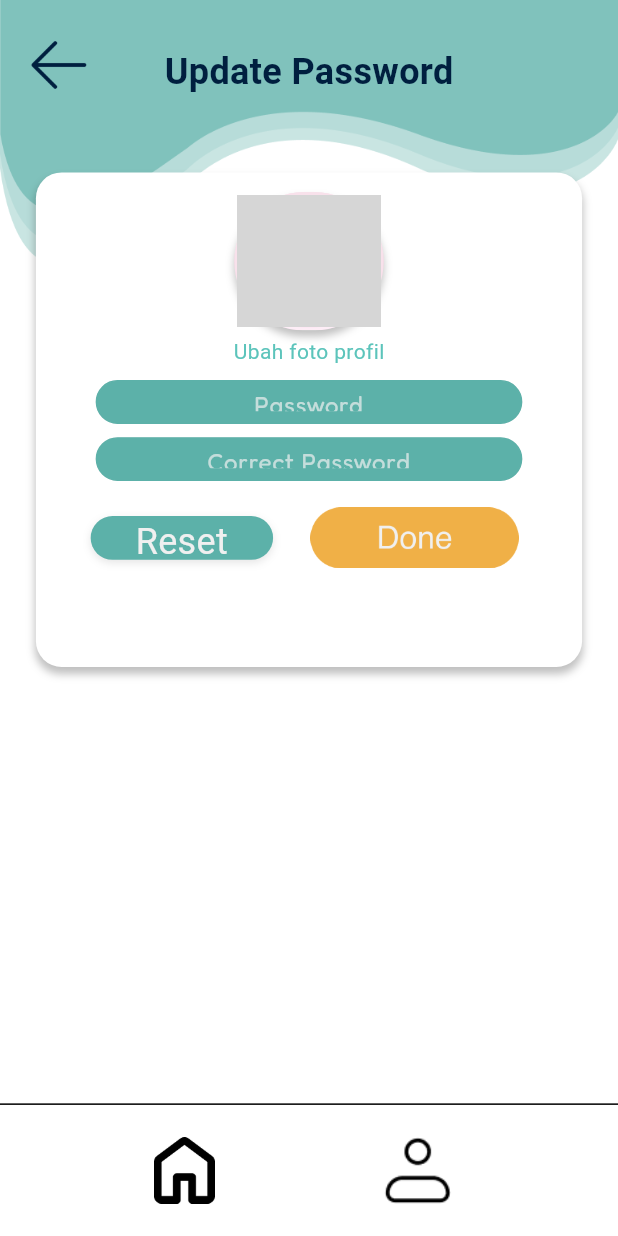
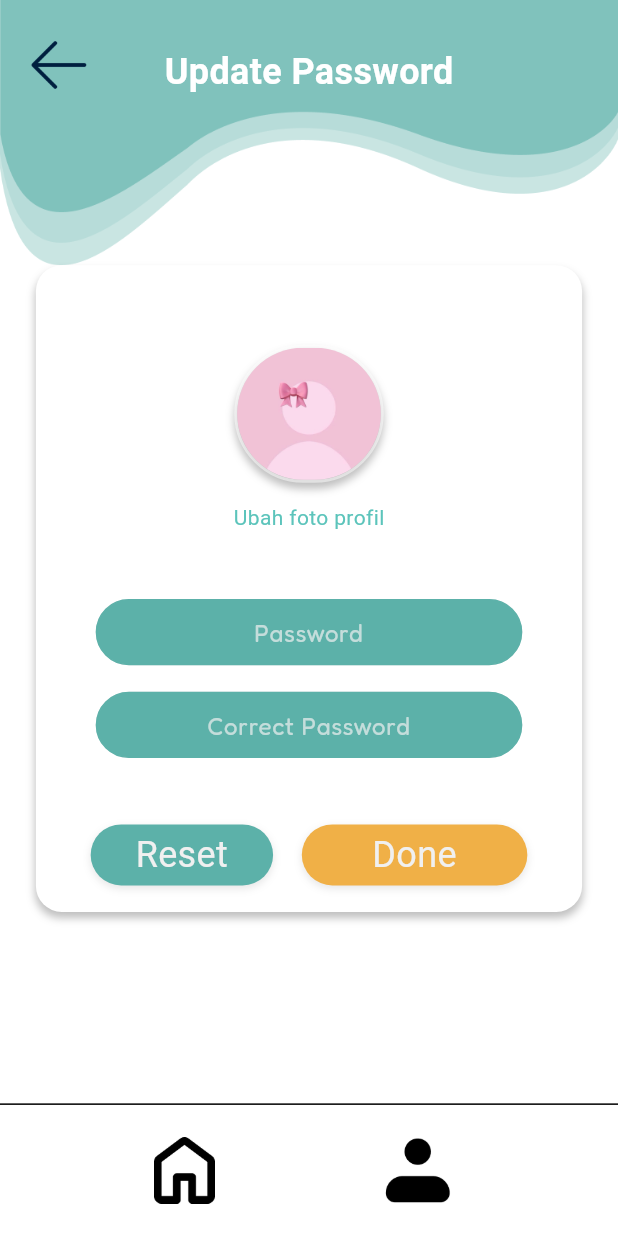
Before and after one commit to Wibson27/OtakAtik, a Flutter app: the ProfileUpdatePasswordScreen screen opened directly, on a phone screen of 412 x 824 dp. Run offline on Flutter 3.47's test engine with Material 3 defaults, Android fonts, the light colour scheme and no system bars; our stand-ins replace bloc, file_picker, flutter_bloc, google_fonts, image_picker, permission_handler; missing offline and left inert: record; statements that could not run were skipped; grey boxes are pictures that could not be loaded.

Commit message:
Refine profile_update_password_screen.dart

```diff
--- a/frontend/lib/screens/profile_screen.dart
+++ b/frontend/lib/screens/profile_screen.dart
@@ -119,7 +119,7 @@ class ProfileScreen extends StatelessWidget {
                           child: ClipRRect(
                             borderRadius: BorderRadius.circular(context.scaleWidth(52)),
                             child: Image.asset(
-                              'assets/images/profile_photo_pink.jpg',
+                              'assets/images/profile_photo_pink.png',
                               fit: BoxFit.cover,
                             ),
                           ),
--- a/frontend/lib/screens/profile_update_password_screen.dart
+++ b/frontend/lib/screens/profile_update_password_screen.dart
@@ -1,11 +1,8 @@
-// lib/screens/profile_update_password_screen.dart
 import 'package:flutter/material.dart';
 import 'package:google_fonts/google_fonts.dart';
 import 'package:frontend/common/app_color.dart';
 import 'package:frontend/common/app_route.dart';
 import 'package:frontend/common/screen_utils.dart';
-// Import model User jika nanti akan menampilkan data user dari model
-// import 'package:frontend/data/models/user.dart';
 
 class ProfileUpdatePasswordScreen extends StatefulWidget {
   const ProfileUpdatePasswordScreen({super.key});
@@ -19,14 +16,14 @@ class _ProfileUpdatePasswordScreenState extends State<ProfileUpdatePasswordScree
   final TextEditingController _passwordController = TextEditingController();
   final TextEditingController _confirmPasswordController = TextEditingController();
 
-  // FocusNodes
+
   final FocusNode _passwordFocusNode = FocusNode();
   final FocusNode _confirmPasswordFocusNode = FocusNode();
+  final _formKey = GlobalKey<FormState>();
+  String? _passwordErrorText;
+  String? _confirmPasswordErrorText;
 
-  // GlobalKey for Form
-  final _formKey = GlobalKey<FormState>();
-
-  // untuk efek animasi di button
+  // efek animation button reset and done
   bool _isResetButtonActive = false;
   bool _isDoneButtonActive = false;
 
@@ -35,14 +32,34 @@ class _ProfileUpdatePasswordScreenState extends State<ProfileUpdatePasswordScree
     super.initState();
     _passwordFocusNode.addListener(_onFocusChange);
     _confirmPasswordFocusNode.addListener(_onFocusChange);
+    _passwordController.addListener(_clearPasswordError);
+    _confirmPasswordController.addListener(_clearConfirmPasswordError);
   }
 
   void _onFocusChange() {
-    setState(() {}); // Untuk me-rebuild UI saat fokus berubah
+    setState(() {});
+  }
+
+  void _clearPasswordError() {
+    if (_passwordErrorText != null && _passwordController.text.isNotEmpty) {
+      setState(() {
+        _passwordErrorText = null;
+      });
+    }
+  }
+
+  void _clearConfirmPasswordError() {
+    if (_confirmPasswordErrorText != null && _confirmPasswordController.text.isNotEmpty) {
+      setState(() {
+        _confirmPasswordErrorText = null;
+      });
+    }
   }
 
   @override
   void dispose() {
+    _passwordController.removeListener(_clearPasswordError);
+    _confirmPasswordController.removeListener(_clearConfirmPasswordError);
     _passwordController.dispose();
     _confirmPasswordController.dispose();
     _passwordFocusNode.dispose();
@@ -50,16 +67,45 @@ class _ProfileUpdatePasswordScreenState extends State<ProfileUpdatePasswordScree
     super.dispose();
   }
 
-  // Metode untuk menangani proses update password
+  // method untuk handle update password
   void _handleUpdatePassword() {
-    if (_formKey.currentState?.validate() ?? false) {
-      // Jika form valid, lakukan proses update password
+    setState(() {
+      _passwordErrorText = null;
+      _confirmPasswordErrorText = null;
+    });
+
+    bool isValid = true;
+
+    // nge-validate Password
+    if (_passwordController.text.isEmpty) {
+      setState(() {
+        _passwordErrorText = 'Password tidak boleh kosong';
+      });
+      isValid = false;
+    } else if (_passwordController.text.length < 6) {
+      setState(() {
+        _passwordErrorText = 'Password minimal 6 karakter';
+      });
+      isValid = false;
+    }
+
+    // nge-validate Confirm Password
+    if (_confirmPasswordController.text.isEmpty) {
+      setState(() {
+        _confirmPasswordErrorText = 'Konfirmasi password tidak boleh kosong';
+      });
+      isValid = false;
+    } else if (_confirmPasswordController.text != _passwordController.text) {
+      setState(() {
+        _confirmPasswordErrorText = 'Password tidak cocok';
+      });
+      isValid = false;
+    }
+
+    if (isValid) {
       print('Password: ${_passwordController.text}');
       print('Confirm Password: ${_confirmPasswordController.text}');
-      // TODO: Panggil API backend untuk update password
-      // Misalnya: context.read<UserCubit>().updatePassword(_passwordController.text);
-      Navigator.pop(context); // Kembali ke ProfileScreen setelah berhasil update
-      // Tampilkan SnackBar sukses
+      Navigator.pop(context);
       ScaffoldMessenger.of(context).showSnackBar(
         SnackBar(
           content: Text('Password berhasil diupdate!', style: GoogleFonts.roboto(color: AppColor.putihNormal)),
@@ -76,6 +122,8 @@ class _ProfileUpdatePasswordScreenState extends State<ProfileUpdatePasswordScree
       _confirmPasswordController.clear();
       _passwordFocusNode.unfocus();
       _confirmPasswordFocusNode.unfocus();
+      _passwordErrorText = null;
+      _confirmPasswordErrorText = null;
     });
     print('Password reset');
   }
@@ -86,33 +134,30 @@ class _ProfileUpdatePasswordScreenState extends State<ProfileUpdatePasswordScree
     final double screenHeight = context.screenHeight;
 
     return Scaffold(
-      backgroundColor: AppColor.putihNormal, // Warna background dasar putih
+      backgroundColor: AppColor.putihNormal,
       body: SafeArea(
         child: SizedBox(
           width: screenWidth,
           height: screenHeight,
           child: Stack(
             children: [
-              // wave_top.png (background atas) - Sama seperti ProfileScreen
               Positioned(
                 top: 0,
                 left: 0,
                 right: 0,
                 child: Image.asset(
                   'assets/images/wave_top.png',
-                  width: context.scaleWidth(431.5), // Sesuaikan dengan width di Figma
-                  height: context.scaleHeight(200), // Sesuaikan dengan height di Figma
+                  width: context.scaleWidth(431.5),
+                  height: context.scaleHeight(200),
                   fit: BoxFit.fill,
                 ),
               ),
-
-              // arrow.png (tombol kembali) - Sama seperti ProfileScreen
               Positioned(
                 top: context.scaleHeight(16),
                 left: context.scaleWidth(8),
                 child: GestureDetector(
                   onTap: () {
-                    Navigator.pop(context); // Kembali ke ProfileScreen
+                    Navigator.pop(context);
                   },
                   child: Image.asset(
                     'assets/images/arrow.png',
@@ -122,8 +167,6 @@ class _ProfileUpdatePasswordScreenState extends State<ProfileUpdatePasswordScree
                   ),
                 ),
               ),
-
-              // Text 'Update Password' (diganti dari 'Profile')
               Positioned(
                 top: context.scaleHeight(35),
                 left: 0,
@@ -134,23 +177,20 @@ class _ProfileUpdatePasswordScreenState extends State<ProfileUpdatePasswordScree
                     style: GoogleFonts.roboto(
                       fontSize: 24,
                       fontWeight: FontWeight.w700,
-                      color: AppColor.navyText,
+                      color: AppColor.putihNormal,
                     ),
                   ),
                 ),
               ),
-
-              // Konten Utama Update Password
               Positioned(
-                top: context.scaleHeight(130), // Rectangle 31 top dari Figma
+                top: context.scaleHeight(200),
                 left: context.scaleWidth(25),
                 right: context.scaleWidth(25),
                 child: Container(
-                  width: context.scaleWidth(380), // Rectangle 31 width
-                  height: context.scaleHeight(373), // Rectangle 31 height
+                  width: context.scaleWidth(380),
                   decoration: BoxDecoration(
-                    color: AppColor.putihNormal, // Rectangle 31 color
-                    borderRadius: BorderRadius.circular(context.scaleWidth(18)), // Rectangle 31 radius
+                    color: AppColor.putihNormal,
+                    borderRadius: BorderRadius.circular(context.scaleWidth(18)),
                     boxShadow: [
                       BoxShadow(
                         color: Colors.black.withOpacity(0.25),
@@ -159,28 +199,23 @@ class _ProfileUpdatePasswordScreenState extends State<ProfileUpdatePasswordScree
                       ),
                     ],
                   ),
-                  child: Form( // Wrap dengan Form widget
+                  child: SingleChildScrollView(
+                    child: Form(
                       key: _formKey,
                       child: Column(
                         crossAxisAlignment: CrossAxisAlignment.center,
                         children: [
-                        SizedBox(height: context.scaleHeight(15)), // Padding atas
+                          SizedBox(height: context.scaleHeight(60)),
 
-                        // Profile Picture Section (sama seperti di ProfileScreen)
+                          // bagian profile picture
                           Container(
                             width: context.scaleWidth(104),
                             height: context.scaleHeight(104),
                             decoration: BoxDecoration(
                               borderRadius: BorderRadius.circular(context.scaleWidth(52)),
-                            image: const DecorationImage(
-                              // Menggunakan user_placeholder.png sebagai pengganti, karena profile_photo_pink.jpg tidak ada di assets
-                              // Jika profile_photo_pink.jpg adalah gambar yang seharusnya ada, pastikan ditambahkan ke pubspec.yaml assets.
-                              image: AssetImage('assets/images/profile_photo_pink.png'), // Pastikan file ini ada
-                              fit: BoxFit.cover,
-                            ),
                               border: Border.all(
-                              color: AppColor.putihNormal.withOpacity(0.5), // Warna border dari figma #D9D9D9
-                              width: context.scaleWidth(2), // Tebal border
+                                color: AppColor.putihNormal.withOpacity(0.5),
+                                width: context.scaleWidth(2),
                               ),
                               boxShadow: [
                                 BoxShadow(
@@ -192,130 +227,122 @@ class _ProfileUpdatePasswordScreenState extends State<ProfileUpdatePasswordScree
                             ),
                             child: ClipRRect(
                               borderRadius: BorderRadius.circular(context.scaleWidth(52)),
-                            child: Image.asset( // Placeholder image, replace with actual user photo
-                              // Gunakan path gambar asli jika sudah ada, atau tetap placeholder
-                              'assets/images/user_placeholder.png', // Ganti dengan placeholder gambar user
+                              child: Image.asset(
+                                'assets/images/profile_photo_pink.png',
                                 fit: BoxFit.cover,
+                                errorBuilder: (context, error, stackTrace) {
+                                  return Container(
+                                    color: Colors.grey[200],
+                                    child: const Icon(Icons.broken_image, color: Colors.grey),
+                                  );
+                                },
                               ),
                             ),
                           ),
-                        SizedBox(height: context.scaleHeight(5)),
+                          SizedBox(height: context.scaleHeight(15)),
 
-                        // 1. Text "Ubah foto profil"
                           Text(
                             'Ubah foto profil',
                             style: GoogleFonts.roboto(
                               fontSize: 14,
                               fontWeight: FontWeight.w400,
-                            color: const Color(0xFF5CC4BB), // Warna dari Figma #5CC4BB
+                              color: const Color(0xFF5CC4BB),
                             ),
                           ),
-                        SizedBox(height: context.scaleHeight(10)),
+                          SizedBox(height: context.scaleHeight(50)),
 
-                        // Input Field Password (Menggunakan `_buildInputField` kustom)
+                          // Input Field Password
                           _buildInputField(
                             context: context,
                             controller: _passwordController,
                             focusNode: _passwordFocusNode,
                             hintText: 'Password',
-                          width: context.scaleWidth(297), // Dari Figma Nama field
-                          height: context.scaleHeight(33), // Dari Figma Nama field
+                            width: context.scaleWidth(297),
+                            height: context.scaleHeight(50),
                             obscureText: true,
                             validator: (value) {
-                            if (value == null || value.isEmpty) {
-                              return 'Password tidak boleh kosong';
-                            }
-                            if (value.length < 6) {
-                              return 'Password minimal 6 karakter';
-                            }
                               return null;
                             },
                           ),
-                        SizedBox(height: context.scaleHeight(10)),
+                          // untuk kalo password tidak valid
+                          if (_passwordErrorText != null)
+                            Padding(
+                              padding: EdgeInsets.only(top: context.scaleHeight(5)),
+                              child: Text(
+                                _passwordErrorText!,
+                                style: GoogleFonts.roboto(
+                                  color: Colors.red,
+                                  fontSize: 12,
+                                  fontWeight: FontWeight.w500,
+                                ),
+                              ),
+                            ),
+                          SizedBox(height: context.scaleHeight(20)),
 
-                        // Input Field Correct Password (Menggunakan `_buildInputField` kustom)
+                          // Input Field Correct Password
                           _buildInputField(
                             context: context,
                             controller: _confirmPasswordController,
                             focusNode: _confirmPasswordFocusNode,
                             hintText: 'Correct Password',
                             width: context.scaleWidth(297),
-                          height: context.scaleHeight(33),
+                            height: context.scaleHeight(50),
                             obscureText: true,
                             validator: (value) {
-                            if (value == null || value.isEmpty) {
-                              return 'Konfirmasi password tidak boleh kosong';
-                            }
-                            if (value != _passwordController.text) {
-                              return 'Password tidak cocok';
-                            }
                               return null;
                             },
                           ),
-                        SizedBox(height: context.scaleHeight(20)),
+                          // untuk kalo password dan password correct tidak sama
+                          if (_confirmPasswordErrorText != null)
+                            Padding(
+                              padding: EdgeInsets.only(top: context.scaleHeight(5)),
+                              child: Text(
+                                _confirmPasswordErrorText!,
+                                style: GoogleFonts.roboto(
+                                  color: Colors.red,
+                                  fontSize: 12,
+                                  fontWeight: FontWeight.w500,
+                                ),
+                              ),
+                            ),
+                          SizedBox(height: context.scaleHeight(50)),
 
-                        // Buttons: Reset dan Done
+                          // Button Reset dan Done
                           Row(
                             mainAxisAlignment: MainAxisAlignment.center,
                             children: [
-                            // reset_button.png (kotak hijau tosca)
-                            GestureDetector(
-                              onTapDown: (_) => setState(() => _isResetButtonActive = true),
-                              onTapUp: (_) => setState(() => _isResetButtonActive = false),
-                              onTapCancel: () => setState(() => _isResetButtonActive = false),
-                              onTap: _handleReset,
-                              child: AnimatedScale(
-                                scale: _isResetButtonActive ? 0.95 : 1.0,
-                                duration: const Duration(milliseconds: 100),
-                                child: Container(
-                                  width: context.scaleWidth(127),
-                                  height: context.scaleHeight(33),
-                                  decoration: BoxDecoration(
-                                    color: AppColor.hijauTosca,
-                                    borderRadius: BorderRadius.circular(context.scaleWidth(25)),
-                                    boxShadow: [
-                                      BoxShadow(
-                                        color: Colors.black.withOpacity(0.1),
-                                        blurRadius: 4,
-                                        offset: const Offset(0, 2),
+                              _buildActionButton(
+                                context: context,
+                                text: 'Reset',
+                                buttonWidth: 127,
+                                buttonHeight: 46,
+                                backgroundColor: AppColor.hijauTosca,
+                                textColor: AppColor.whiteText,
+                                onPressed: _handleReset,
+                                isActive: _isResetButtonActive,
+                                onActiveStateChanged: (isActive) {
+                                  setState(() => _isResetButtonActive = isActive);
+                                },
+                              ),
+                              SizedBox(width: context.scaleWidth(20)),
+                              _buildActionButton(
+                                context: context,
+                                text: 'Done',
+                                buttonWidth: 157,
+                                buttonHeight: 46,
+                                backgroundColor: AppColor.kuning,
+                                textColor: AppColor.whiteText,
+                                onPressed: _handleUpdatePassword,
+                                isActive: _isDoneButtonActive,
+                                onActiveStateChanged: (isActive) {
+                                  setState(() => _isDoneButtonActive = isActive);
+                                },
                               ),
                             ],
                           ),
-                                  child: Center(
-                                    child: Text(
-                                      'Reset',
-                                      style: GoogleFonts.roboto(
-                                        fontSize: 24,
-                                        fontWeight: FontWeight.w400,
-                                        color: AppColor.whiteText,
-                                      ),
-                                      textAlign: TextAlign.center,
-                                    ),
-                                  ),
-                                ),
-                              ),
-                            ),
-                            SizedBox(width: context.scaleWidth(20)),
-                            // done_button.png
-                            GestureDetector(
-                              onTapDown: (_) => setState(() => _isDoneButtonActive = true),
-                              onTapUp: (_) => setState(() => _isDoneButtonActive = false),
-                              onTapCancel: () => setState(() => _isDoneButtonActive = false),
-                              onTap: _handleUpdatePassword,
-                              child: AnimatedScale(
-                                scale: _isDoneButtonActive ? 0.95 : 1.0,
-                                duration: const Duration(milliseconds: 100),
-                                child: Image.asset(
-                                  'assets/images/done_button.png',
-                                  width: context.scaleWidth(157),
-                                  height: context.scaleHeight(46),
-                                  fit: BoxFit.contain,
-                                ),
-                              ),
-                            ),
+                          SizedBox(height: context.scaleHeight(20)),
                         ],
                       ),
-                      ],
                     ),
                   ),
                 ),
@@ -341,7 +368,6 @@ class _ProfileUpdatePasswordScreenState extends State<ProfileUpdatePasswordScree
                     mainAxisAlignment: MainAxisAlignment.spaceEvenly,
                     crossAxisAlignment: CrossAxisAlignment.center,
                     children: [
-                      // home_button_profile.png
                       GestureDetector(
                         onTap: () {
                           Navigator.pushReplacementNamed(context, AppRoute.dashboard);
@@ -353,13 +379,12 @@ class _ProfileUpdatePasswordScreenState extends State<ProfileUpdatePasswordScree
                           fit: BoxFit.contain,
                         ),
                       ),
-                      // profile_button.png
                       GestureDetector(
                         onTap: () {
                           Navigator.pushReplacementNamed(context, AppRoute.profile);
                         },
                         child: Image.asset(
-                          'assets/images/profile_button.png',
+                          'assets/images/button_profile.png',
                           width: context.scaleWidth(68),
                           height: context.scaleHeight(68),
                           fit: BoxFit.contain,
@@ -376,7 +401,7 @@ class _ProfileUpdatePasswordScreenState extends State<ProfileUpdatePasswordScree
     );
   }
 
-  // _buildInputField (password input)
+  // _buildInputField untuk password input
   Widget _buildInputField({
     required BuildContext context,
     required TextEditingController controller,
@@ -413,10 +438,9 @@ class _ProfileUpdatePasswordScreenState extends State<ProfileUpdatePasswordScree
       ),
       child: Center(
         child: Padding(
-
           padding: EdgeInsets.symmetric(
             horizontal: context.scaleWidth(20),
-            vertical: (height - textFontSize * 1.0 - borderWidth * 2) / 2,
+            vertical: (height - textFontSize * 1.0 - borderWidth * 2) / 2, // Sesuaikan jika perlu
           ).clamp(
             EdgeInsets.zero,
             EdgeInsets.all(context.scaleWidth(10)),
@@ -454,4 +478,54 @@ class _ProfileUpdatePasswordScreenState extends State<ProfileUpdatePasswordScree
       ),
     );
   }
+
+  // Widget untuk button Reset dan Done
+  Widget _buildActionButton({
+    required BuildContext context,
+    required String text,
+    required double buttonWidth,
+    required double buttonHeight,
+    required Color backgroundColor,
+    required Color textColor,
+    required VoidCallback onPressed,
+    required bool isActive,
+    required Function(bool) onActiveStateChanged,
+  }) {
+    return GestureDetector(
+      onTapDown: (_) => onActiveStateChanged(true),
+      onTapUp: (_) => onActiveStateChanged(false),
+      onTapCancel: () => onActiveStateChanged(false),
+      onTap: onPressed,
+      child: AnimatedScale(
+        scale: isActive ? 0.95 : 1.0,
+        duration: const Duration(milliseconds: 100),
+        child: Container(
+          width: context.scaleWidth(buttonWidth),
+          height: context.scaleHeight(buttonHeight),
+          decoration: BoxDecoration(
+            color: backgroundColor,
+            borderRadius: BorderRadius.circular(context.scaleWidth(25)),
+            boxShadow: [
+              BoxShadow(
+                color: Colors.black.withOpacity(0.1),
+                blurRadius: 4,
+                offset: const Offset(0, 2),
+              ),
+            ],
+          ),
+          child: Center(
+            child: Text(
+              text,
+              style: GoogleFonts.roboto(
+                fontSize: 24,
+                fontWeight: FontWeight.w400,
+                color: textColor,
+              ),
+              textAlign: TextAlign.center,
+            ),
+          ),
+        ),
+      ),
+    );
   }
+}
```
Lines whose indentation alone changed are shown as unchanged.
